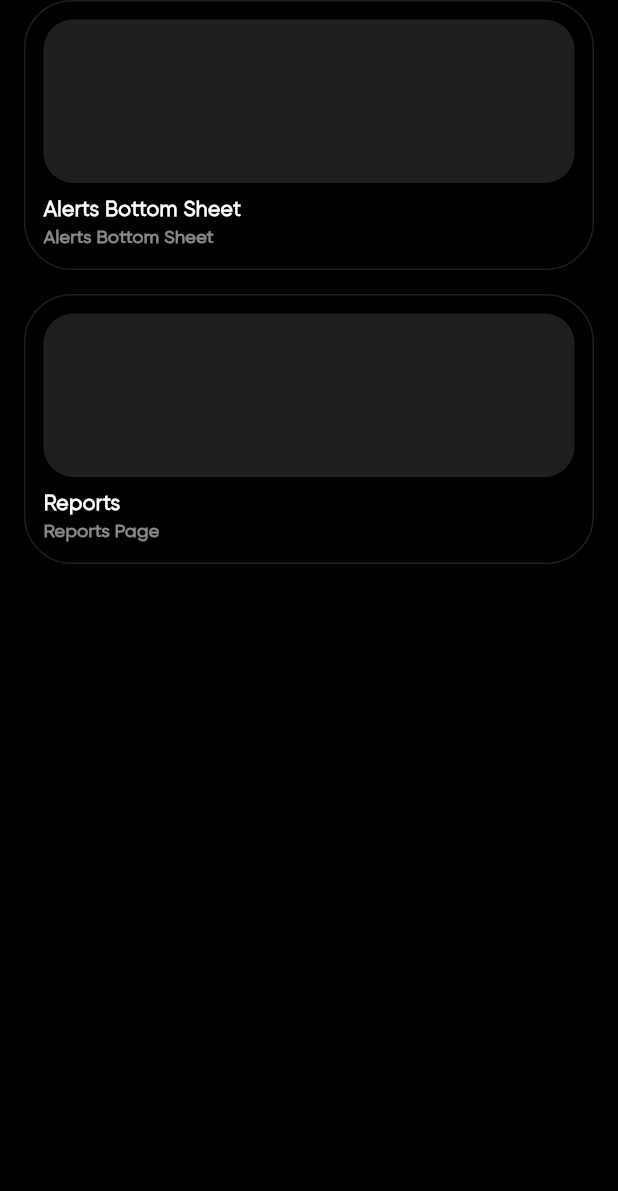
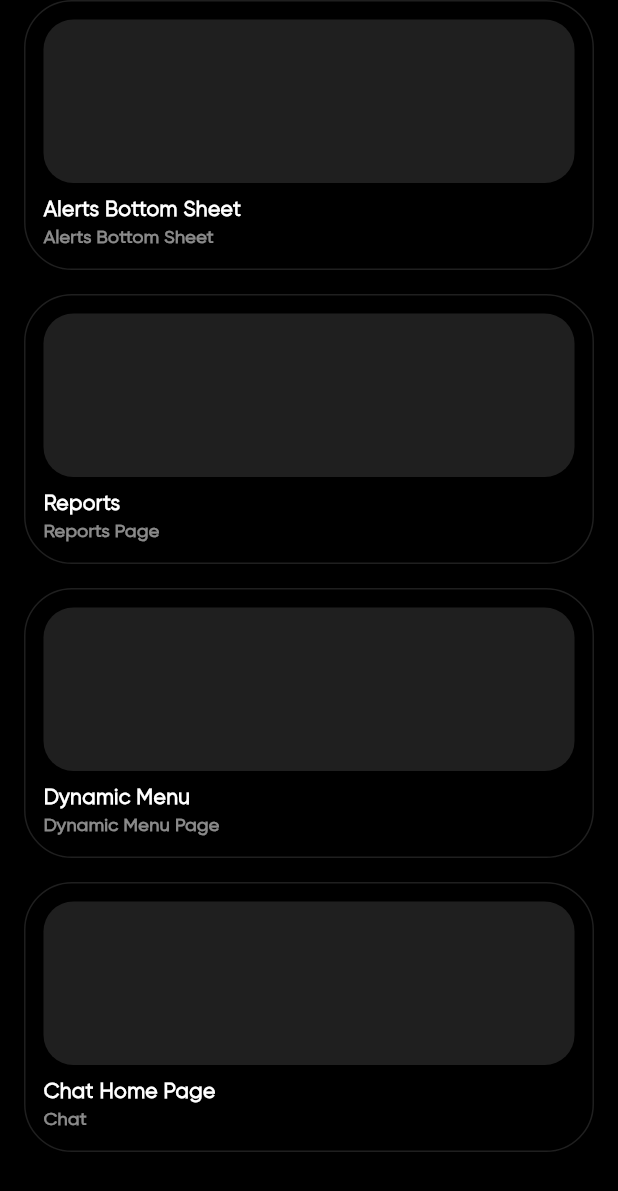
Before and after one commit to RndmCodeGuy20/rcg_showcase, a Flutter app: the screen it shows after launch, on a phone screen of 412 x 824 dp. Shown: the top 1191 px of the screen. Run offline on Flutter 3.47's test engine with Material 3 defaults, Android fonts, the phone set to English and light mode, and no system bars; our stand-ins replace flutter_svg, go_router.

```diff
--- a/lib/main.dart
+++ b/lib/main.dart
@@ -1,6 +1,8 @@
 import 'package:flutter/material.dart';
 import 'package:go_router/go_router.dart';
 import 'package:rcg_showcase/pages/alerts.dart';
+import 'package:rcg_showcase/pages/chat.dart';
+import 'package:rcg_showcase/pages/menu.dart';
 import 'package:rcg_showcase/pages/reports.dart';
 
 void main() async {
@@ -13,6 +15,8 @@ final GoRouter _router = GoRouter(
     GoRoute(path: '/', builder: (context, state) => const MainScreen()),
     GoRoute(path: '/alerts', builder: (context, state) => const AlertsPage()),
     GoRoute(path: '/reports', builder: (context, state) => const ReportsPage()),
+    GoRoute(path: '/menu', builder: (context, state) => const ChatHomePage()),
+    GoRoute(path: '/chat', builder: (context, state) => const ChatPage()),
   ],
   errorPageBuilder: (context, state) {
     return MaterialPage(
@@ -162,6 +166,104 @@ class MainScreen extends StatelessWidget {
                 ),
               ),
             ),
+            SizedBox(height: 16),
+            GestureDetector(
+              onTap: () {
+                context.push('/menu');
+              },
+              child: AnimatedContainer(
+                margin: const EdgeInsets.only(right: 16.0, left: 16.0),
+                width: MediaQuery.of(context).size.width,
+                height: 180,
+                padding: const EdgeInsets.all(12.0),
+                decoration: BoxDecoration(
+                  borderRadius: BorderRadius.circular(32),
+                  border: Border.all(color: Colors.white12, width: 1),
+                ),
+                duration: const Duration(milliseconds: 300),
+                child: Column(
+                  crossAxisAlignment: CrossAxisAlignment.start,
+                  children: [
+                    Expanded(
+                      child: Container(
+                        decoration: BoxDecoration(
+                          borderRadius: BorderRadius.circular(20),
+                          color: Colors.white12,
+                        ),
+                      ),
+                    ),
+                    SizedBox(height: 8),
+                    const Text(
+                      "Dynamic Menu",
+                      style: TextStyle(
+                        color: Colors.white,
+                        fontSize: 14,
+                        fontFamily: 'Gilroy',
+                        fontWeight: FontWeight.w600,
+                      ),
+                    ),
+                    const Text(
+                      "Dynamic Menu Page",
+                      style: TextStyle(
+                        color: Colors.white54,
+                        fontSize: 12,
+                        fontFamily: 'Gilroy',
+                        fontWeight: FontWeight.w600,
+                      ),
+                    ),
+                  ],
+                ),
+              ),
+            ),
+            SizedBox(height: 16),
+            GestureDetector(
+              onTap: () {
+                context.push('/chat');
+              },
+              child: AnimatedContainer(
+                margin: const EdgeInsets.only(right: 16.0, left: 16.0),
+                width: MediaQuery.of(context).size.width,
+                height: 180,
+                padding: const EdgeInsets.all(12.0),
+                decoration: BoxDecoration(
+                  borderRadius: BorderRadius.circular(32),
+                  border: Border.all(color: Colors.white12, width: 1),
+                ),
+                duration: const Duration(milliseconds: 300),
+                child: Column(
+                  crossAxisAlignment: CrossAxisAlignment.start,
+                  children: [
+                    Expanded(
+                      child: Container(
+                        decoration: BoxDecoration(
+                          borderRadius: BorderRadius.circular(20),
+                          color: Colors.white12,
+                        ),
+                      ),
+                    ),
+                    SizedBox(height: 8),
+                    const Text(
+                      "Chat Home Page",
+                      style: TextStyle(
+                        color: Colors.white,
+                        fontSize: 14,
+                        fontFamily: 'Gilroy',
+                        fontWeight: FontWeight.w600,
+                      ),
+                    ),
+                    const Text(
+                      "Chat ",
+                      style: TextStyle(
+                        color: Colors.white54,
+                        fontSize: 12,
+                        fontFamily: 'Gilroy',
+                        fontWeight: FontWeight.w600,
+                      ),
+                    ),
+                  ],
+                ),
+              ),
+            ),
           ],
         ),
       ),
```
Also changed, not shown: lib/models/chat_message.dart (added, +381 -0 lines).
